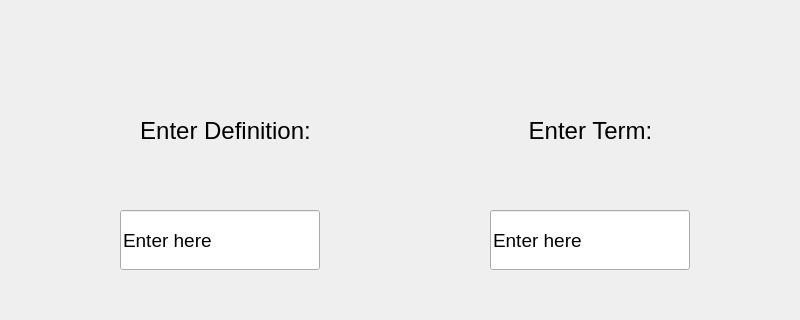
MONKEYFACE678/QuizardsQT, file cardaddscreen.ui: the form before one commit; both pictures show x 0 to 800 and y 0 to 320 of the 800 by 600 pixel window.
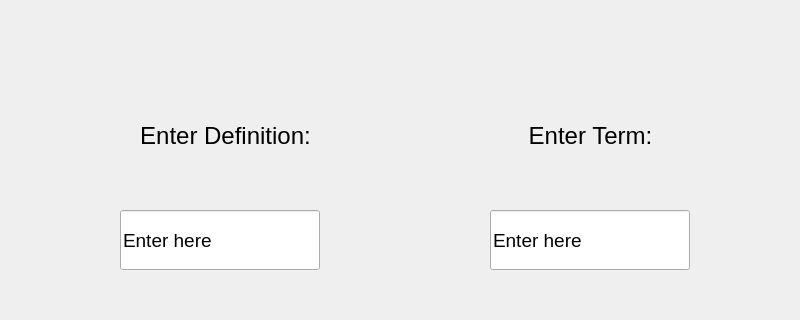
The form after the commit.

Patch:
```diff
--- a/cardaddscreen.ui
+++ b/cardaddscreen.ui
@@ -55,7 +55,7 @@
      <x>100</x>
      <y>120</y>
      <width>251</width>
-     <height>21</height>
+     <height>31</height>
     </rect>
    </property>
    <property name="font">
@@ -76,7 +76,7 @@
      <x>510</x>
      <y>120</y>
      <width>161</width>
-     <height>21</height>
+     <height>31</height>
     </rect>
    </property>
    <property name="font">
```
